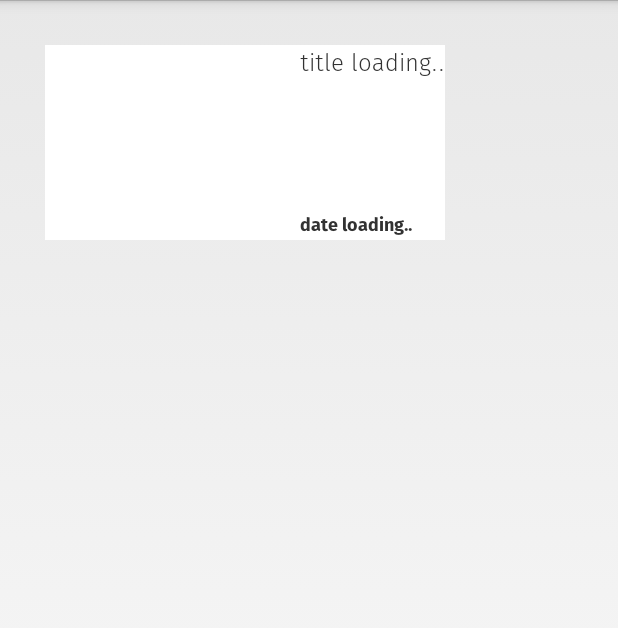
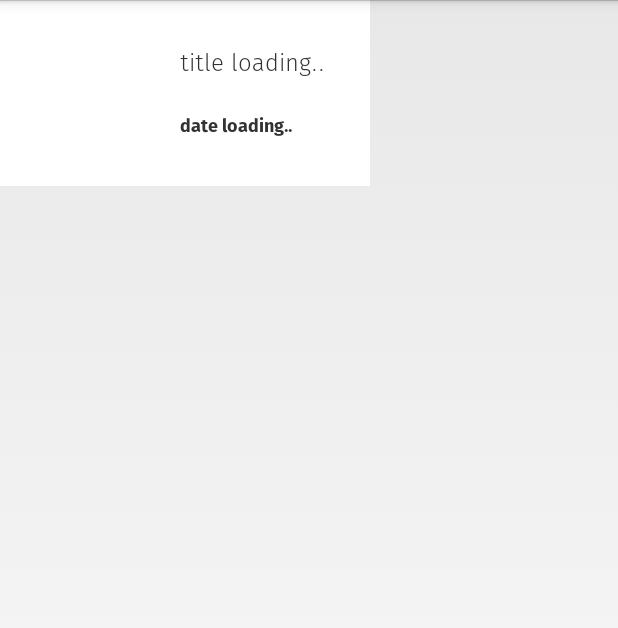
Before and after one commit to sifatsultan/retrofitstackoverflow, an Android app: the layout list_item_s.xml on its own in the app's theme, with its tools: preview values and no code run, on a phone screen of 412 x 824 dp. Shown: the top 628 px of the screen. Run offline under Robolectric (Android 15) with nearby library versions, the phone set to English and light mode, and no system bars; plain views replace SimpleDraweeView.

Commit message:
layout nice

```diff
--- a/app/src/main/res/layout/activity_main.xml
+++ b/app/src/main/res/layout/activity_main.xml
@@ -6,6 +6,8 @@
         android:id="@+id/listView"
         android:layout_width="wrap_content"
         android:layout_height="wrap_content"
+        android:divider="@null"
+        android:dividerHeight="0dp"
         />
 
 </RelativeLayout>
--- a/app/src/main/res/layout/list_item_s.xml
+++ b/app/src/main/res/layout/list_item_s.xml
@@ -2,16 +2,17 @@
 <RelativeLayout xmlns:android="http://schemas.android.com/apk/res/android"
     xmlns:fresco="http://schemas.android.com/apk/res-auto"
     android:layout_width="wrap_content" android:layout_height="wrap_content"
-    android:layout_margin="30sp"
+    android:padding="30sp"
     android:background="@android:color/white"
     >
 
     <com.facebook.drawee.view.SimpleDraweeView
         android:id="@+id/profile_image"
-        android:layout_width="130dp"
-        android:layout_height="130dp"
+        android:layout_width="50dp"
+        android:layout_height="50dp"
         android:layout_marginEnd="40sp"
         android:layout_marginRight="40sp"
+        android:layout_alignTop="@+id/question"
         fresco:placeholderImage="@drawable/grey_small"
         />
 
@@ -22,7 +23,8 @@
         android:layout_width="wrap_content"
         android:layout_height="wrap_content"
         android:text="@string/title"
-        android:textSize="16dp"
+        android:textSize="16sp"
+        android:paddingBottom="20sp"
         />
 
     <com.vogella.android.retrofitstackoverflow.FSBoldTextView
@@ -33,7 +35,6 @@
         android:textSize="12sp"
         android:layout_alignStart="@id/question"
         android:layout_alignLeft="@+id/question"
-        android:layout_alignBottom="@+id/profile_image"
-
+        android:layout_below="@+id/question"
         />
 </RelativeLayout>
```
